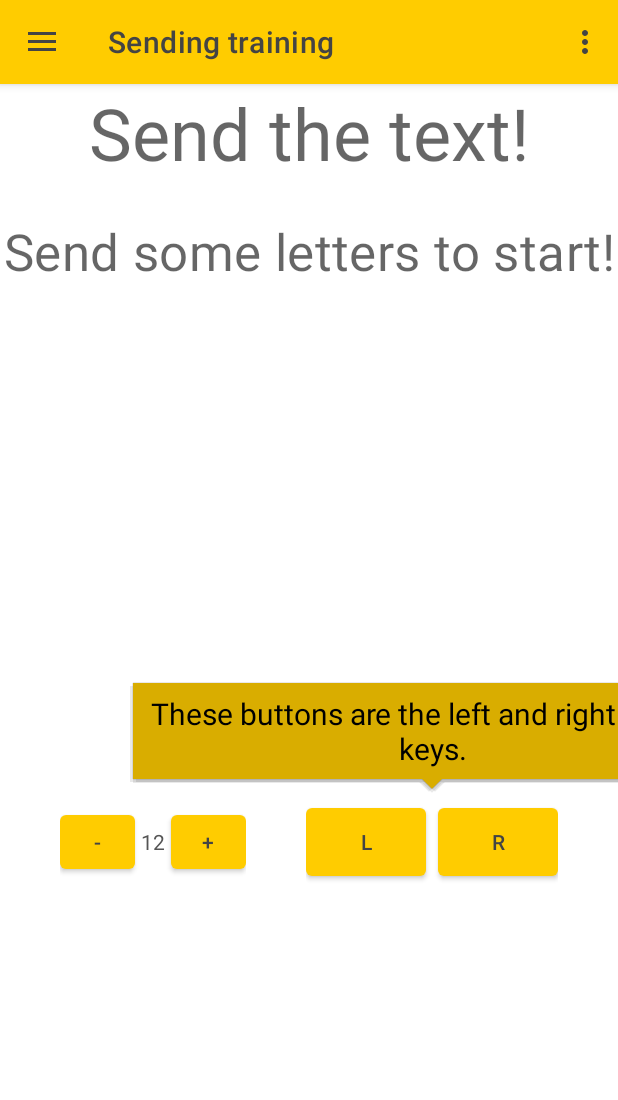
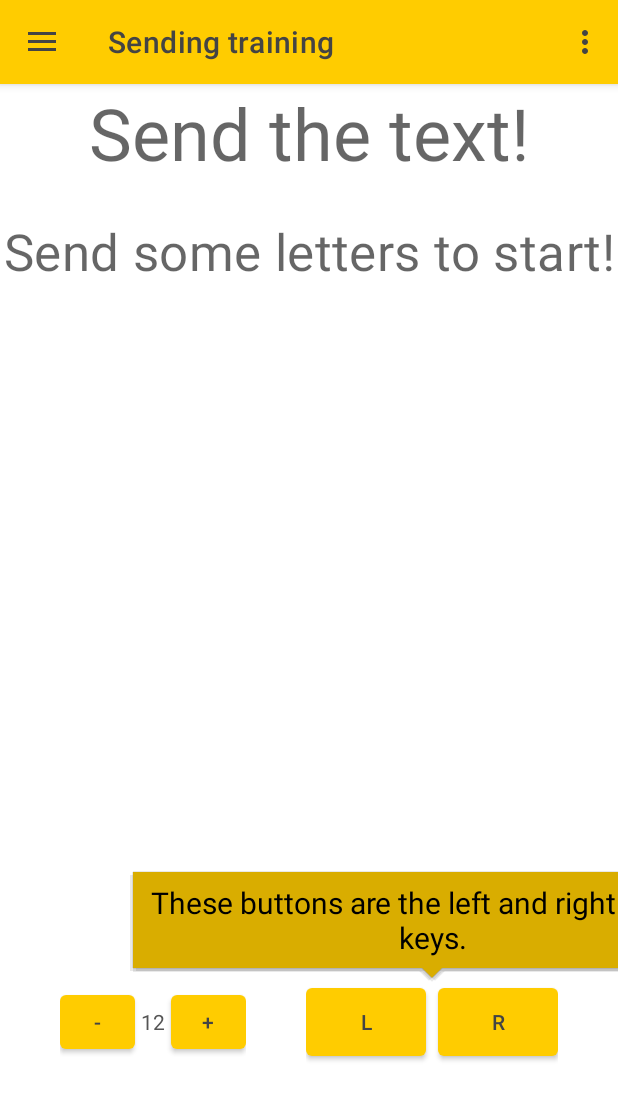
Before and after one commit to matthiasjordan/dahdidahdit, an Android app: the SendingTrainerActivity screen opened directly, with no data from a screen before it, on a phone screen of 412 x 824 dp. Shown: the top 1100 px of the screen. Run offline under Robolectric (Android 15) with nearby library versions, the phone set to English and light mode, and no system bars; 7 statements that could not run were skipped.

Commit message:
On-screen paddles layout reverted

```diff
--- a/app/src/main/res/layout/activity_sending_trainer.xml
+++ b/app/src/main/res/layout/activity_sending_trainer.xml
@@ -9,18 +9,16 @@
     >
 
 
-    <LinearLayout
+    <androidx.constraintlayout.widget.ConstraintLayout
         android:layout_width="match_parent"
         android:layout_height="match_parent"
-        android:orientation="vertical"
-        tools:context=".brasspound.SendingTrainerActivity">
+        tools:context=".brasspound.BrassPoundActivity">
 
         <TextView
             android:id="@+id/title"
             style="?attr/textAppearanceHeadline1"
-            android:layout_width="match_parent"
+            android:layout_width="wrap_content"
             android:layout_height="wrap_content"
-            android:gravity="center_horizontal"
             android:text="@string/sendingtrainer_headline"
             app:layout_constraintBottom_toTopOf="@+id/current_word_title"
             app:layout_constraintEnd_toEndOf="parent"
@@ -75,18 +73,24 @@
             android:id="@+id/imageStar"
             android:layout_width="wrap_content"
             android:layout_height="wrap_content"
-            android:gravity="center_horizontal"
             android:contentDescription="@string/image_description_imageStar"
-            android:visibility="invisible"
+            android:visibility="gone"
+            app:layout_constraintBottom_toTopOf="@id/paddle_placeholder"
+            app:layout_constraintEnd_toEndOf="parent"
+            app:layout_constraintStart_toStartOf="parent"
+            app:layout_constraintTop_toBottomOf="@id/copied_word"
             app:srcCompat="@drawable/ic_smiley" />
 
         <ImageView
             android:id="@+id/imageFail"
             android:layout_width="wrap_content"
             android:layout_height="wrap_content"
-            android:gravity="center_horizontal"
             android:contentDescription="@string/image_description_imageFail"
-            android:visibility="invisible"
+            android:visibility="gone"
+            app:layout_constraintBottom_toTopOf="@id/paddle_placeholder"
+            app:layout_constraintEnd_toEndOf="parent"
+            app:layout_constraintStart_toStartOf="parent"
+            app:layout_constraintTop_toBottomOf="@id/copied_word"
             app:srcCompat="@drawable/ic_frownie" />
 
 
@@ -94,9 +98,13 @@
             android:id="@+id/paddle_placeholder"
             android:layout_height="wrap_content"
             android:layout_width="match_parent"
+            app:layout_constraintBottom_toBottomOf="parent"
+            app:layout_constraintEnd_toEndOf="parent"
+            app:layout_constraintStart_toStartOf="parent"
+            app:layout_constraintTop_toBottomOf="@id/imageStar"
             />
 
-    </LinearLayout>
+    </androidx.constraintlayout.widget.ConstraintLayout>
 
     <include layout="@layout/navigation_view"/>
 
```
